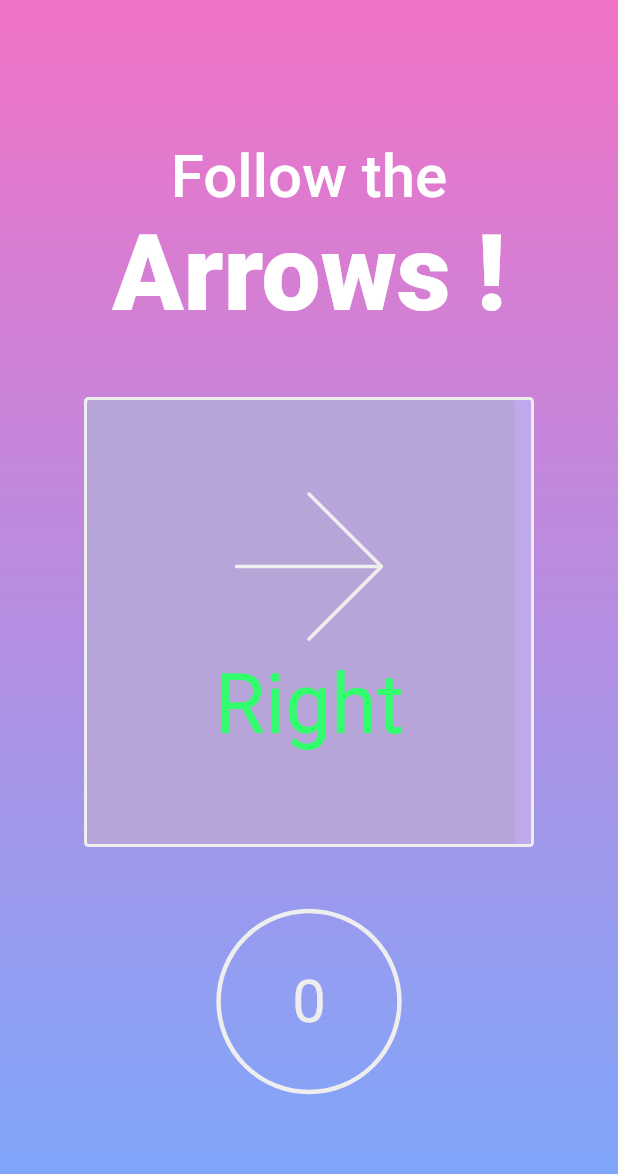
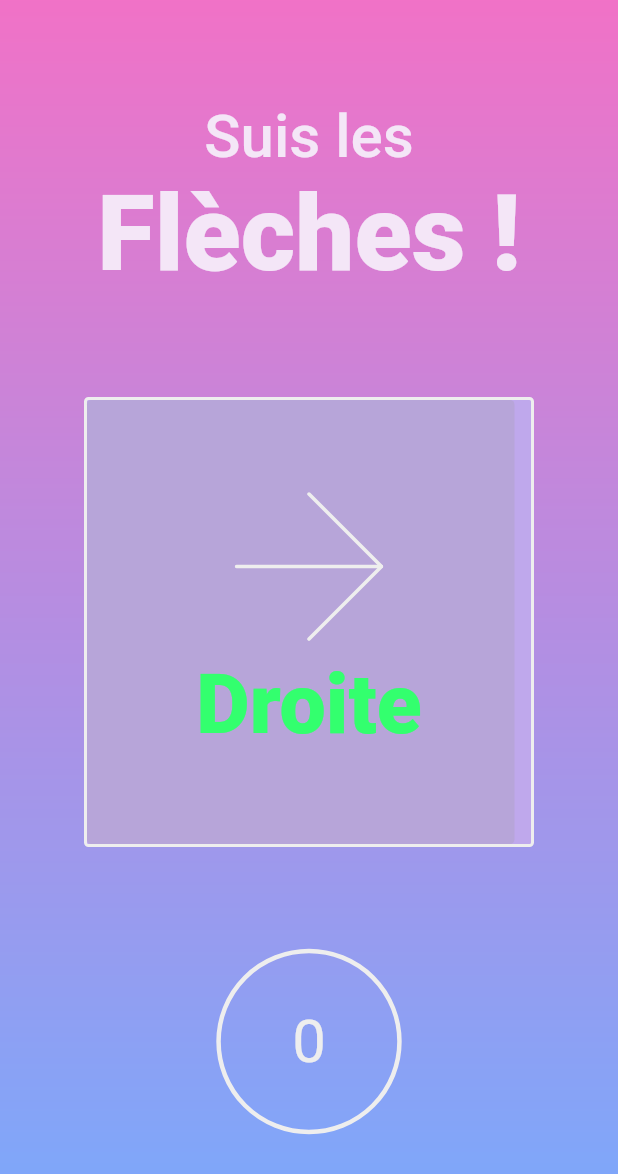
Before and after one commit to Netinq/FingSwipe, a Flutter app: the GamePageV2 screen opened by its route, on a phone screen of 412 x 824 dp. Shown: the top 1174 px of the screen. Run offline on Flutter 3.47's test engine with Material 2 defaults, Android fonts, the light colour scheme and no system bars; our stand-ins replace flutter_svg, line_icons, shared_preferences; missing offline and left inert: dart:ffi, simple_gesture_detector; accounts and stored records are empty.

Commit message:
fixed some things on new gamepage

```diff
--- a/lib/pages/game_page_v2.dart
+++ b/lib/pages/game_page_v2.dart
@@ -25,7 +25,7 @@ class _GamePageV2State extends State<GamePageV2>
       if (swipeMode == 'Arrows !') {
         return 'Flèches !';
       } else if (swipeMode == 'Text !') {
-        return 'Texte !';
+        return 'Mots !';
       }
     }
 
@@ -71,13 +71,15 @@ class _GamePageV2State extends State<GamePageV2>
       game.initialize();
     }
 
-    return Container(
+    return Material(
+      child: Container(
         decoration: BoxDecoration(
           image: DecorationImage(
             image: AssetImage('assets/background.png'),
             fit: BoxFit.cover,
           ),
         ),
+        child: SafeArea(
           child: SimpleGestureDetector(
             swipeConfig: SimpleSwipeConfig(
               horizontalThreshold: 0,
@@ -101,29 +103,43 @@ class _GamePageV2State extends State<GamePageV2>
               }
             },
             child: Column(
-          mainAxisAlignment: MainAxisAlignment.center,
+              mainAxisAlignment: MainAxisAlignment.spaceEvenly,
               children: [
-            RichText(
-              textAlign: TextAlign.center,
-              text: TextSpan(
+                Column(
                   children: [
-                  TextSpan(
-                      text: "Follow the\n",
-                      style:
-                          TextStyle(fontSize: 40, fontWeight: FontWeight.w500)),
-                  TextSpan(
-                      text: game.getSwipeMode(),
-                      style:
-                          TextStyle(fontSize: 70, fontWeight: FontWeight.w900))
+                    Text(
+                      language.translateToFrench ? "Suis les" : "Follow the",
+                      style: TextStyle(
+                        fontSize: 40,
+                        fontWeight: FontWeight.w500,
+                        color: Color(0xFFF4E6F7),
+                      ),
+                    ),
+                    Text(
+                      translateMode(
+                          game.getSwipeMode(), language.translateToFrench),
+                      style: TextStyle(
+                        fontSize: 70,
+                        fontWeight: FontWeight.w900,
+                        color: Color(0xFFF4E6F7),
+                      ),
+                    ),
+                  ],
+                ),
+                // SizedBox(
+                //   height: MediaQuery.of(context).size.height * 0.03,
+                // ),
+                Indications(),
+                // SizedBox(
+                //   height: MediaQuery.of(context).size.height * 0.05,
+                // ),
+                ScoreWidget(),
+                // SizedBox(
+                //   height: MediaQuery.of(context).size.height * 0.05,
+                // ),
               ],
             ),
           ),
-            SizedBox(height: MediaQuery.of(context).size.height * 0.05,),
-            Indications(),
-            SizedBox(height: MediaQuery.of(context).size.height * 0.05,),
-            ScoreWidget()
-
-          ],
         ),
       ),
     );
--- a/lib/providers/language_provider.dart
+++ b/lib/providers/language_provider.dart
@@ -2,7 +2,7 @@ import 'package:fingSwipeV2/models/local_cache_provider.dart';
 import 'package:flutter/foundation.dart';
 
 class LanguageProvider with ChangeNotifier {
-  bool translateToFrench = false;
+  bool translateToFrench = true;
   LocalStorage localStorage = LocalStorage();
 
   Future<void> getStoredLanguage() async {
--- a/lib/widgets/game_widgets/indications.dart
+++ b/lib/widgets/game_widgets/indications.dart
@@ -123,7 +123,7 @@ class _IndicationsState extends State<Indications>
                   Text(
                     translateText(
                         game.getWordDirection(), language.translateToFrench),
-                    style: TextStyle(fontSize: 55, color: game.getWordColor()),
+                    style: TextStyle(fontSize: 55, color: game.getWordColor(), fontWeight: FontWeight.w800),
                   ),
                 ],
               ),
```
Also changed, not shown: 1 other file. Lines whose indentation alone changed are shown as unchanged.
